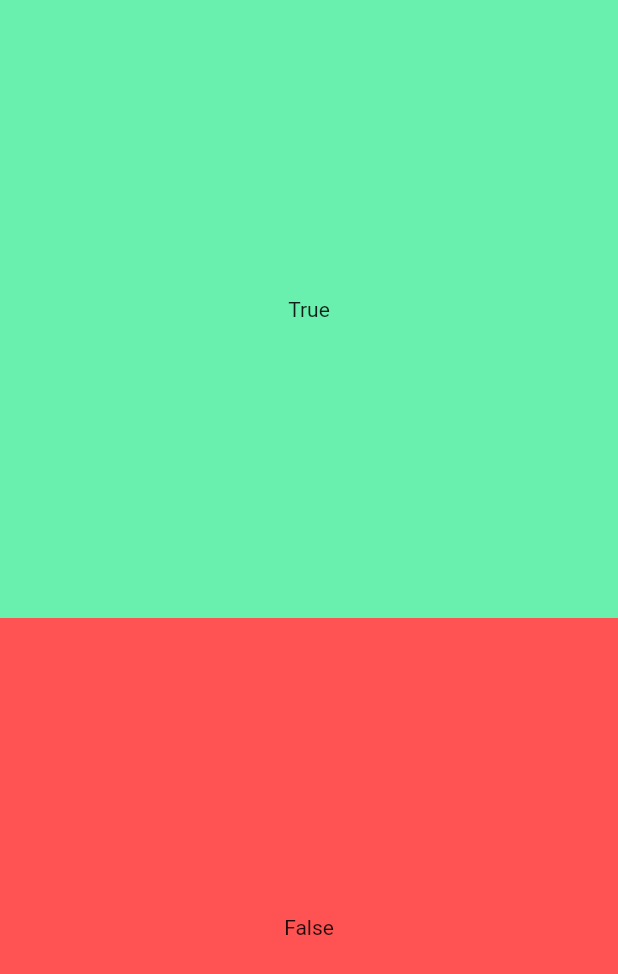
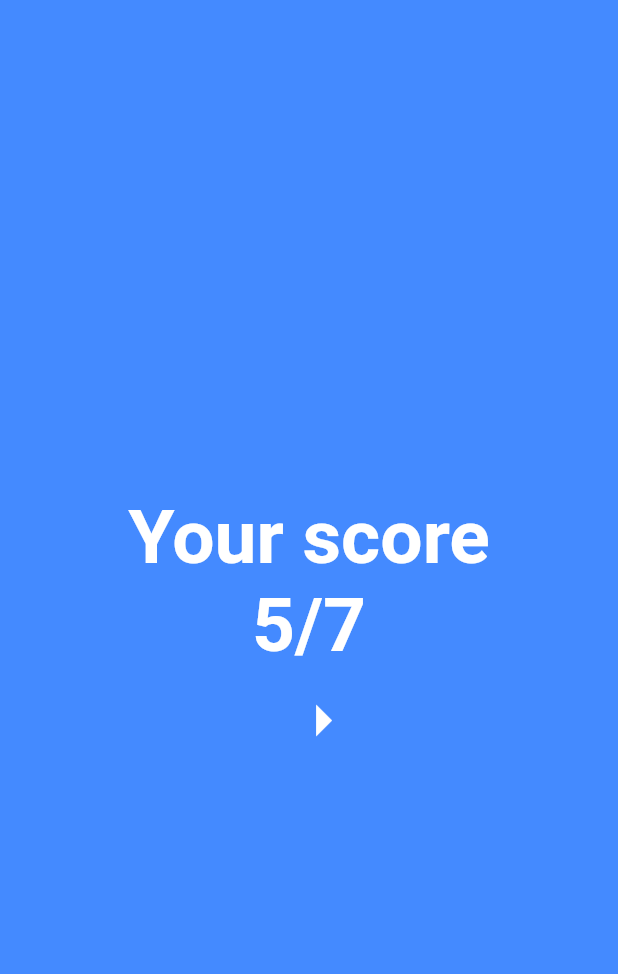
Before and after one commit to yvonmanzi/quiz_fluter_app, a Flutter app: the screen it shows after launch, on a phone screen of 412 x 824 dp. Shown: the top 974 px of the screen. Run offline on Flutter 3.47's test engine with Material 2 defaults, Android fonts, the phone set to English and light mode, and no system bars.

```diff
--- a/lib/landing_page.dart
+++ b/lib/landing_page.dart
@@ -1,4 +1,6 @@
 import 'package:flutter/material.dart';
+
+import 'quiz_page.dart';
 
 class LandingPage extends StatelessWidget {
   @override
@@ -11,7 +13,8 @@ class LandingPage extends StatelessWidget {
       //it also seems like it is animated.
       child: InkWell(
         onTap: () {
-          print("we tapped the page");
+          Navigator.of(context).push(
+              MaterialPageRoute(builder: (BuildContext context) => QuizPage()));
         },
         child: Column(
           mainAxisAlignment: MainAxisAlignment.center,
--- a/lib/main.dart
+++ b/lib/main.dart
@@ -1,7 +1,7 @@
 import 'package:flutter/material.dart';
 
-import 'quiz_page.dart';
+import 'score_page.dart';
 
 void main() {
-  runApp(new MaterialApp(home: QuizPage()));
+  runApp(new MaterialApp(home: ScorePage(5, 7)));
 }
--- a/lib/question.dart
+++ b/lib/question.dart
@@ -3,4 +3,8 @@ class Question {
   final String _question;
 
   Question(this._answer, this._question);
+
+  String get question => _question;
+
+  bool get answer => _answer;
 }
--- a/lib/quiz.dart
+++ b/lib/quiz.dart
@@ -20,7 +20,7 @@ class Quiz {
     return _questions[_currentQuestionIndex];
   }
 
-  void _answer(bool isCorrect) {
+  void answer(bool isCorrect) {
     if (isCorrect) _score++;
   }
 
--- /dev/null
+++ b/lib/score_page.dart
@@ -0,0 +1,48 @@
+import 'package:flutter/material.dart';
+
+class ScorePage extends StatelessWidget {
+  final int score;
+  final int totalQuestion;
+
+  ScorePage(this.score, this.totalQuestion);
+
+  @override
+  Widget build(BuildContext context) {
+    return Material(
+      color: Colors.blueAccent,
+      child: Column(
+        mainAxisAlignment: MainAxisAlignment.center,
+        children: <Widget>[
+          Text(
+            "Your score",
+            style: TextStyle(
+              color: Colors.white,
+              fontWeight: FontWeight.bold,
+              fontSize: 50.0,
+            ),
+          ),
+          Text(
+            "$score/$totalQuestion",
+            style: TextStyle(
+              color: Colors.white,
+              fontWeight: FontWeight.bold,
+              fontSize: 50.0,
+            ),
+          ),
+          IconButton(
+            onPressed: () {
+              print(
+                "cool",
+              );
+            },
+            icon: Icon(
+              Icons.arrow_right,
+              color: Colors.white,
+              size: 50.0,
+            ),
+          )
+        ],
+      ),
+    );
+  }
+}
```
Also changed, not shown: lib/answer_button.dart (+17 -6 lines), lib/question_text.dart (added, +49 -0 lines), lib/quiz_page.dart (+41 -3 lines), lib/score_overlay.dart (added, +65 -0 lines).
